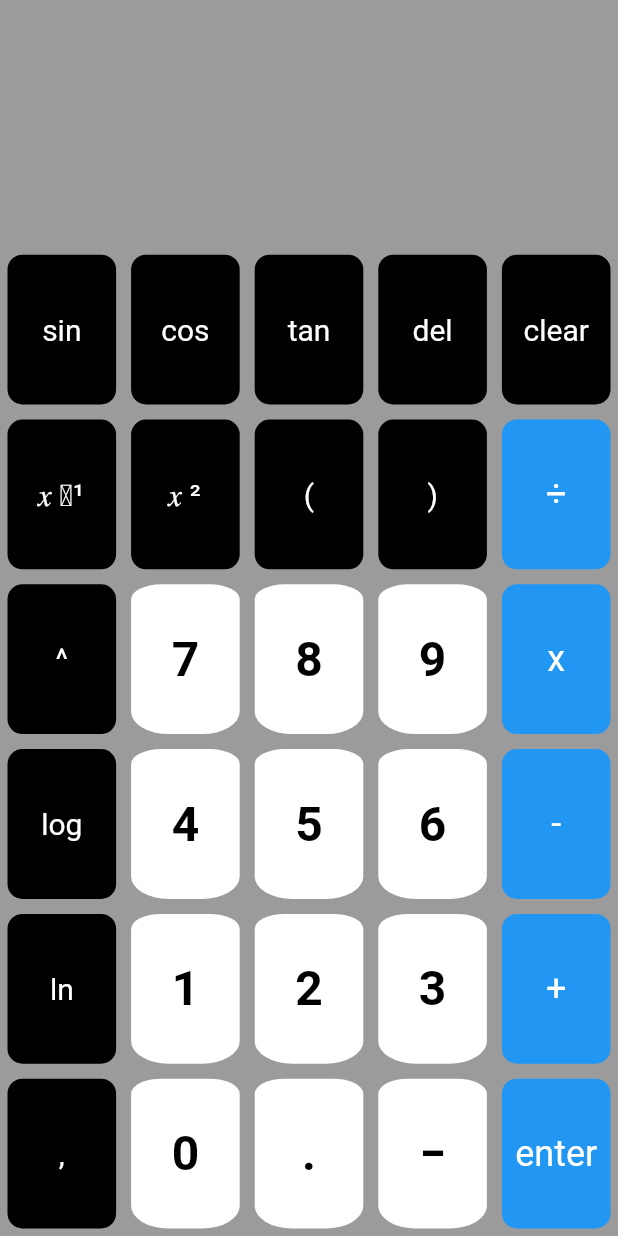
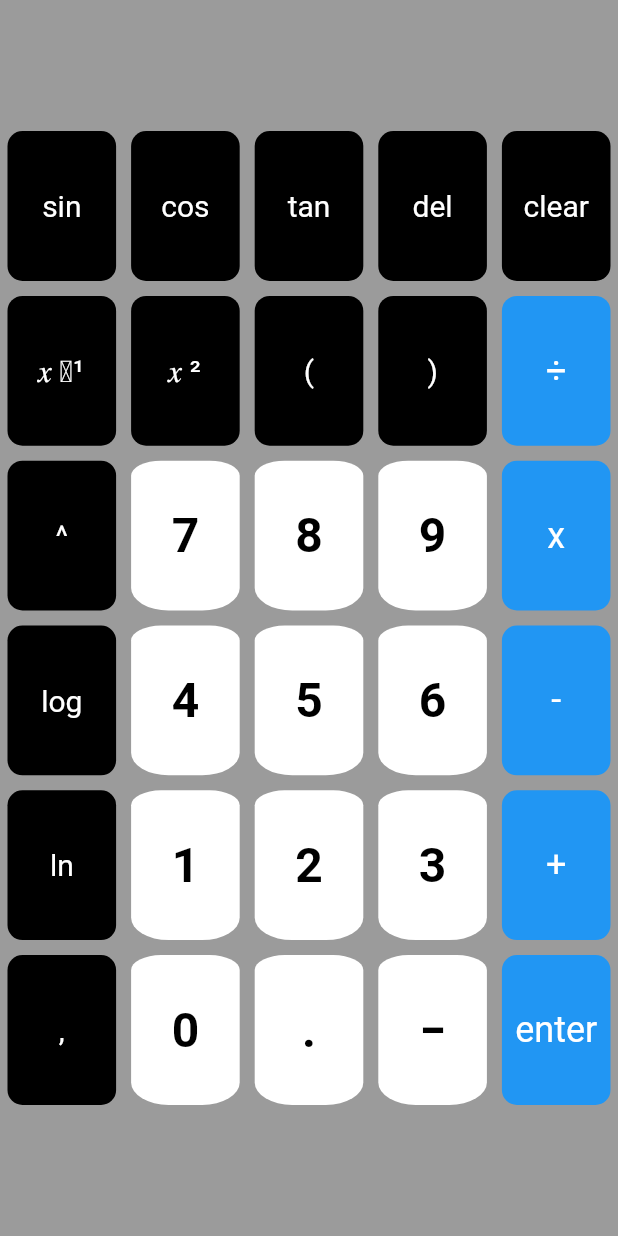
Before and after one commit to borisv1307/calc-flutter, a Flutter app: the InputPad widget shown alone on an empty page, opened directly with empty values, on a phone screen of 412 x 824 dp. Run offline on Flutter 3.47's test engine with Material 2 defaults, Android fonts, the phone set to English and light mode, and no system bars; missing offline and left inert: cartesian_graph, dart:ffi.

Commit message:
Updated pad alignment

```diff
--- a/lib/calculator/input_pad/input_pad.dart
+++ b/lib/calculator/input_pad/input_pad.dart
@@ -24,7 +24,7 @@ class InputPad extends StatelessWidget{
     double availableHeight = MediaQuery.of(context).size.height;
     return Container(
         color:Colors.black38,
-        alignment: Alignment.bottomCenter,
+        alignment: Alignment.center,
         child:GridView.count(
           shrinkWrap: true,
           crossAxisCount: 5,
```
Also changed, not shown: 1 other file.
